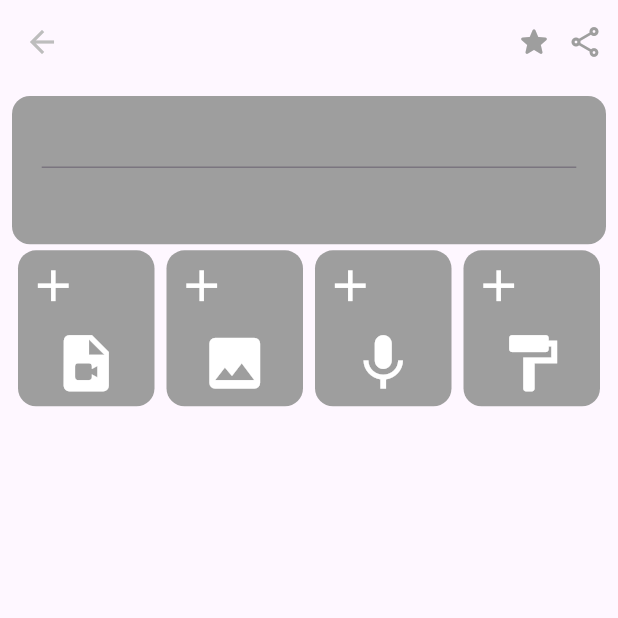
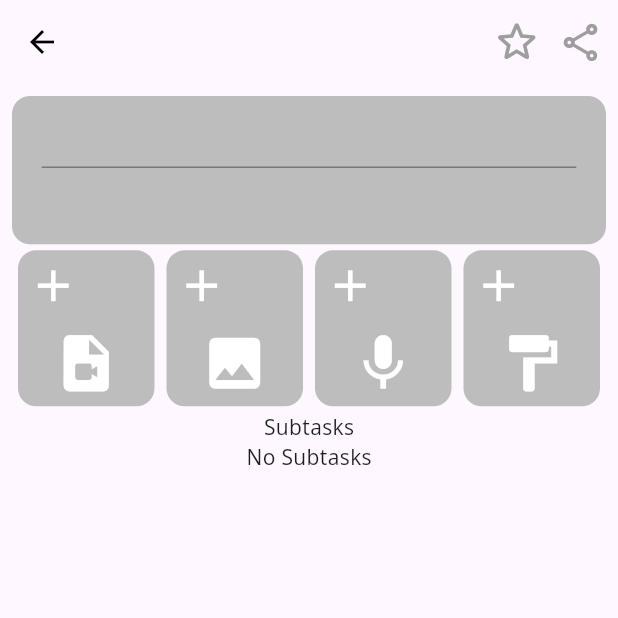
Before and after one commit to Hallcoder/znotes, a Flutter app: the NoteCreationPage screen opened by its route, on a phone screen of 412 x 824 dp, the top half of it. Run offline on Flutter 3.47's test engine with Material 3 defaults, Android fonts, the light colour scheme and no system bars; our stand-ins replace audioplayers, auto_route, fluttertoast, video_player; missing offline and left inert: clipboard.

Commit message:
[feat]:NoteCreationPage underway

```diff
--- a/lib/components/AddMediaButton.dart
+++ b/lib/components/NoteCreationPage/AddMediaButton.dart
@@ -13,7 +13,7 @@ class AddMediaButton extends StatelessWidget {
         // padding: const EdgeInsets.all(4.0),
         margin: const EdgeInsets.all(4.0),
         decoration: BoxDecoration(
-            color: Colors.grey[500], borderRadius: BorderRadius.circular(12.0)),
+            color: Colors.grey[400], borderRadius: BorderRadius.circular(12.0)),
         child:  Column(
           children: [
             const Row(
--- /dev/null
+++ b/lib/components/NoteCreationPage/AddMediaSection.dart
@@ -0,0 +1,20 @@
+import 'package:flutter/material.dart';
+import 'package:znotes/components/NoteCreationPage/AddMediaButton.dart';
+import 'package:znotes/constants.dart';
+import 'package:znotes/utils/content_types.dart';
+
+class AddMediaSection extends StatelessWidget {
+  const AddMediaSection({Key? key}) : super(key: key);
+
+  @override
+  Widget build(BuildContext context) {
+    List<Widget> displayedMediaButtons = [];
+    for (MediaButton button in mediaButtons){
+      displayedMediaButtons.add(AddMediaButton(icon: button.icon));
+    }
+    //for now it will rows only later I will have to add the preview wrap too for media added so far
+    return Row(
+      children: displayedMediaButtons,
+    );
+  }
+}
--- /dev/null
+++ b/lib/components/NoteCreationPage/SubtaskTile.dart
@@ -0,0 +1,10 @@
+import 'package:flutter/material.dart';
+
+class SubtaskTile extends StatelessWidget {
+  const SubtaskTile({Key? key}) : super(key: key);
+
+  @override
+  Widget build(BuildContext context) {
+    return const Placeholder();
+  }
+}
--- /dev/null
+++ b/lib/components/NoteCreationPage/SubtasksSection.dart
@@ -0,0 +1,67 @@
+import 'package:flutter/material.dart';
+import 'package:provider/provider.dart';
+import 'package:znotes/models/NoteCreationModel.dart';
+import 'package:znotes/utils/content_types.dart';
+
+class SubtasksSection extends StatefulWidget {
+  const SubtasksSection({Key? key}) : super(key: key);
+
+  @override
+  State<SubtasksSection> createState() => _SubtasksSectionState();
+}
+
+class _SubtasksSectionState extends State<SubtasksSection> {
+  final bool isAddingTasks = false;
+
+  @override
+  Widget build(BuildContext context) {
+    final noteCreationProvider = Provider.of<NoteCreationModel>(context);
+    final Note note = noteCreationProvider.note;
+    return Flexible(
+        child: Column(
+      children: [
+        const Text("Subtasks"),
+        (isAddingTasks || note.subtasks.isNotEmpty)
+            ? ReorderableListView.builder(
+                itemCount: note.subtasks.length,
+                onReorder: (int oldIndex, int newIndex) {
+                  setState(() {
+                    _update
+                  });
+                },
+                itemBuilder: (context, index) {
+                  Subtask item = note.subtasks[index];
+                  return ListTile(
+                    key: Key(item.title),
+                    leading: ReorderableDragStartListener(
+                      index: index,
+                      child: const Icon(Icons.drag_handle), // Draggable handle
+                    ),
+                    title:CheckboxListTile(
+                      value: item.isChecked,
+                      onChanged: (value) {
+                        setState(() {
+                          item.isChecked = value!;
+                        });
+                      },
+                      title: TextFormField(
+                        initialValue: item.title,
+                        onChanged: (value) {
+                          setState(() {
+                            item.title = value;
+                          });
+                        },
+                        decoration: const InputDecoration(
+                          border: InputBorder.none,
+                          hintText: 'Enter item title',
+                        ),
+                      ),
+                    ),
+                  );
+                },
+              )
+            : const Text("No Subtasks")
+      ],
+    ));
+  }
+}
--- /dev/null
+++ b/lib/components/NoteCreationPage/TitleEntry.dart
@@ -0,0 +1,29 @@
+import 'package:flutter/material.dart';
+import 'package:provider/provider.dart';
+import 'package:znotes/models/NoteCreationModel.dart';
+import 'package:znotes/utils/content_types.dart';
+
+class TitleEntry extends StatelessWidget {
+  const TitleEntry({Key? key}) : super(key: key);
+
+  @override
+  Widget build(BuildContext context) {
+    final notesCreationProvider = Provider.of<NoteCreationModel>(context);
+    Note note = notesCreationProvider.note;
+    Size screenSize = MediaQuery.of(context).size;
+    return Container(
+      height: screenSize.height * 0.12,
+      width: screenSize.width,
+      decoration: BoxDecoration(
+          color: note.category != null ? note?.category?.color : Colors.grey[400],
+          borderRadius: const BorderRadius.all(Radius.circular(12.0))),
+      child: FractionallySizedBox(
+        widthFactor: 0.9,
+        child: TextFormField(
+          initialValue: note?.titleDescription ??
+              "", // or widget.note != null ? widget.note.titleDescription: ""
+        ),
+      ),
+    );
+  }
+}
--- a/lib/models/NoteCreationModel.dart
+++ b/lib/models/NoteCreationModel.dart
@@ -3,6 +3,6 @@ import 'package:flutter/cupertino.dart';
 import '../utils/content_types.dart';
 
 class NoteCreationModel with ChangeNotifier{
- final Note _newNote = Note();
- Note get newNote => _newNote;
+ final Note _note = Note();
+ Note get note => _note;
 }
--- a/lib/screens/NoteCreationPage.dart
+++ b/lib/screens/NoteCreationPage.dart
@@ -1,76 +1,53 @@
 import 'package:auto_route/annotations.dart';
 import 'package:flutter/material.dart';
-import 'package:znotes/components/AddMediaButton.dart';
+import 'package:provider/provider.dart';
+import 'package:znotes/components/NoteCreationPage/AddMediaButton.dart';
+import 'package:znotes/components/NoteCreationPage/AddMediaSection.dart';
+import 'package:znotes/components/NoteCreationPage/SubtasksSection.dart';
+import 'package:znotes/components/NoteCreationPage/TitleEntry.dart';
 import 'package:znotes/constants.dart';
+import 'package:znotes/models/NoteCreationModel.dart';
 
 import '../utils/content_types.dart';
 
 @RoutePage()
 class NoteCreationPage extends StatefulWidget {
-  const NoteCreationPage({Key? key, this.note}) : super(key: key);
-  final Note? note;
+  const NoteCreationPage({Key? key}) : super(key: key);
 
   @override
   State<NoteCreationPage> createState() => _NoteCreationPageState();
 }
 
 class _NoteCreationPageState extends State<NoteCreationPage> {
-  List<Widget> displayedMediaButtons = [];
-  @override
-  void dispose() {
-    // TODO: implement dispose
-    super.dispose();
-    displayedMediaButtons = [];
-  }
+
   @override
   Widget build(BuildContext context) {
-    Size screenSize = MediaQuery
-        .of(context)
-        .size;
-    for (MediaButton button in mediaButtons){
-      displayedMediaButtons.add(AddMediaButton(icon: button.icon));
-    }
-      return Scaffold(
+      return ChangeNotifierProvider(
+        create: (BuildContext context) => NoteCreationModel(),
+        child: Scaffold(
           appBar: AppBar(
-          leading: Icon(
+            leading: const Icon(
               Icons.arrow_back,
-            color: Colors.grey[400],
+              color: Colors.black,
             ),
             actions: const [
-            Icon(Icons.star_rounded, color: Colors.grey),
+              Icon(Icons.star_outline_rounded,color: Colors.grey,size:35.0),
               SizedBox(width: 10),
-            Icon(Icons.share_outlined, color: Colors.grey),
+              Icon(Icons.share_outlined, color: Colors.grey,size:30.0),
               SizedBox(width: 10),
             ],
           ),
-        body: Padding(
-          padding: const EdgeInsets.all(8.0),
+          body: const Padding(
+            padding: EdgeInsets.all(8.0),
             child: SingleChildScrollView(
                 child: Column(
                   children: [
-                  Container(
-                    height: screenSize.height * 0.12,
-                    width: screenSize.width,
-                    decoration: BoxDecoration(
-                        color: widget.note != null
-                            ? widget.note?.category?.color
-                            : Colors.grey,
-                        borderRadius: const BorderRadius.all(
-                            Radius.circular(12.0))),
-                    child: FractionallySizedBox(
-                      widthFactor: 0.9,
-                      child: TextFormField(
-                        initialValue: widget.note?.titleDescription ??
-                            "", // or widget.note != null ? widget.note.titleDescription: ""
-                      ),
-                    ),
-                  ),
-                  Wrap(),
-                  Row(
-                    children: displayedMediaButtons,
-                  )
+                    TitleEntry(),
+                    AddMediaSection(),
+                    SubtasksSection()
                   ],
                 )),
+          ),
         ),
       );
   }
--- a/lib/utils/content_types.dart
+++ b/lib/utils/content_types.dart
@@ -60,8 +60,8 @@ class Note {
 }
 
 class Subtask {
-  final String title;
-  final bool checked;
+  String title;
+  bool checked;
 
   Subtask({required this.title, required this.checked});
 }
```
Also changed, not shown: lib/routers/router.gr.dart. Lines whose indentation alone changed are shown as unchanged.
